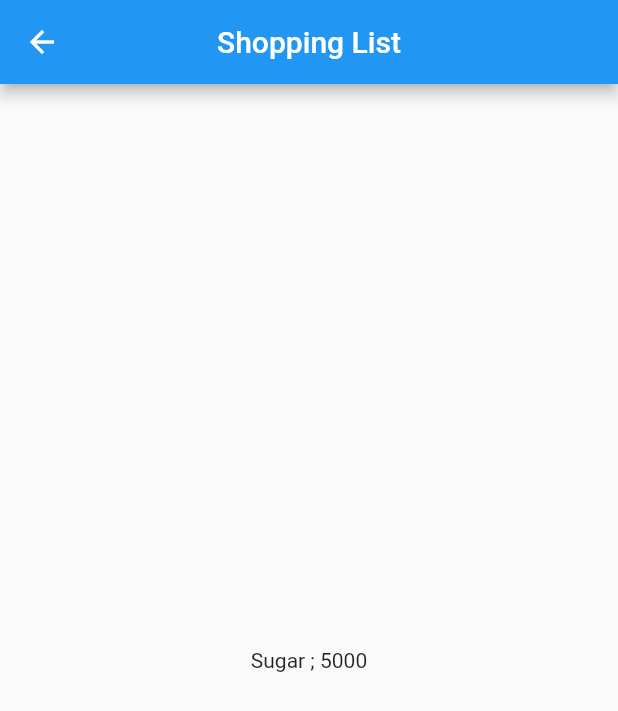
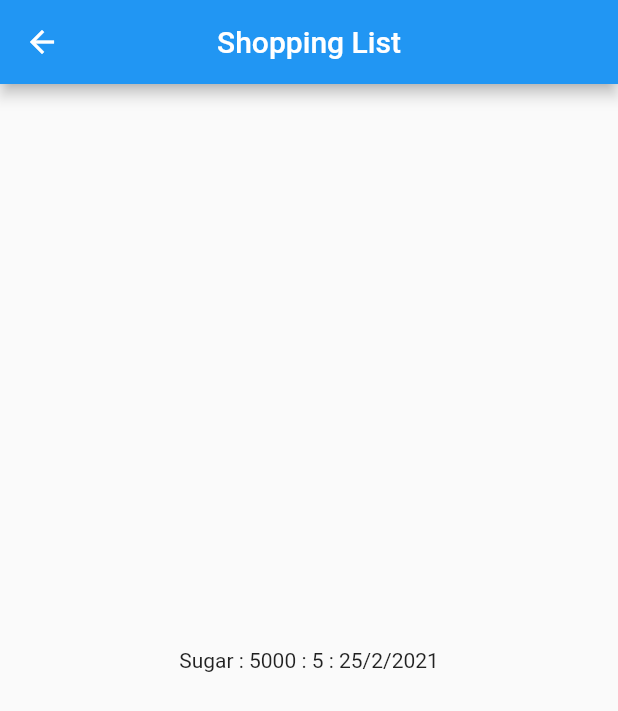
Before and after one commit to azaliasafira/Jobsheet---Navigation-and-Route, a Flutter app: the screen it shows after launch, after a tap on "Sugar", on a phone screen of 412 x 824 dp. Shown: the top 711 px of the screen. Run offline on Flutter 3.47's test engine with Material 2 defaults, Android fonts, the phone set to English and light mode, and no system bars.

Commit message:
Tugas : menambah atribut

```diff
--- a/lib/models/item.dart
+++ b/lib/models/item.dart
@@ -1,6 +1,8 @@
 class Item {
   String name;
   int price;
+  int jmlhBarang;
+  String expired;
 
-  Item({this.name, this.price});
+  Item({this.name, this.price, this.jmlhBarang, this.expired});
 }
--- a/lib/pages/home_page.dart
+++ b/lib/pages/home_page.dart
@@ -5,8 +5,10 @@ import 'package:flutter/widgets.dart';
 
 class HomePage extends StatelessWidget {
   final List<Item> items = [
-    Item(name: 'Sugar', price: 5000),
-    Item(name: 'Salt', price: 2000)
+    Item(name: 'Sugar', price: 5000, jmlhBarang: 5, expired: "25/2/2021"),
+    Item(name: 'Salt', price: 2000, jmlhBarang: 8, expired: "15/2/2021"),
+    Item(name: 'Butter', price: 6000, jmlhBarang: 8, expired: "10/4/2021"),
+    Item(name: 'Oil', price: 25000, jmlhBarang: 10, expired: "21/2/2021")
   ];
 
   @override
--- a/lib/pages/item_page.dart
+++ b/lib/pages/item_page.dart
@@ -15,7 +15,13 @@ class ItemPage extends StatelessWidget {
       ),
       body: Container(
         alignment: Alignment.center,
-        child: Text(tempItem.name + " ; " + tempItem.price.toString()),
+        child: Text(tempItem.name +
+            " : " +
+            tempItem.price.toString() +
+            " : " +
+            tempItem.jmlhBarang.toString() +
+            " : " +
+            tempItem.expired),
       ),
     );
   }
```
